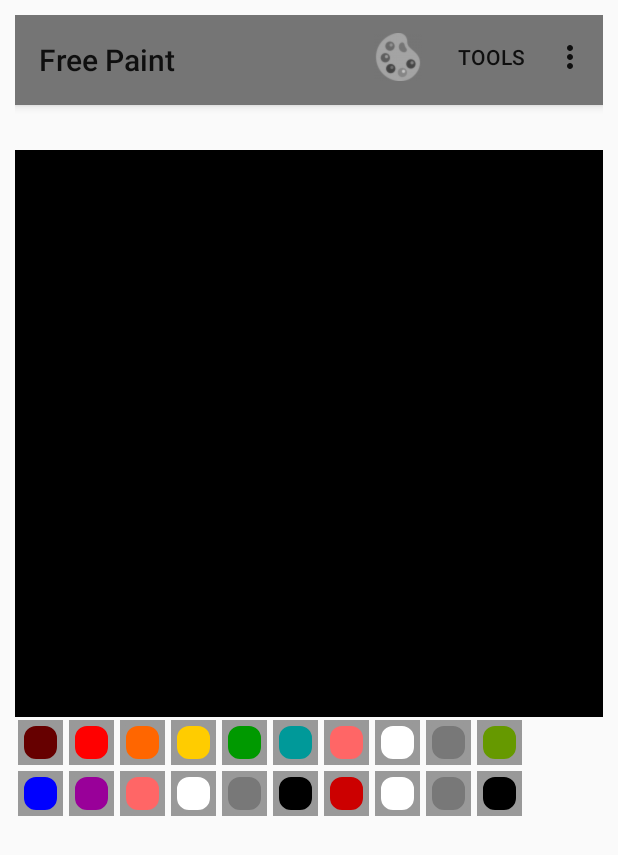
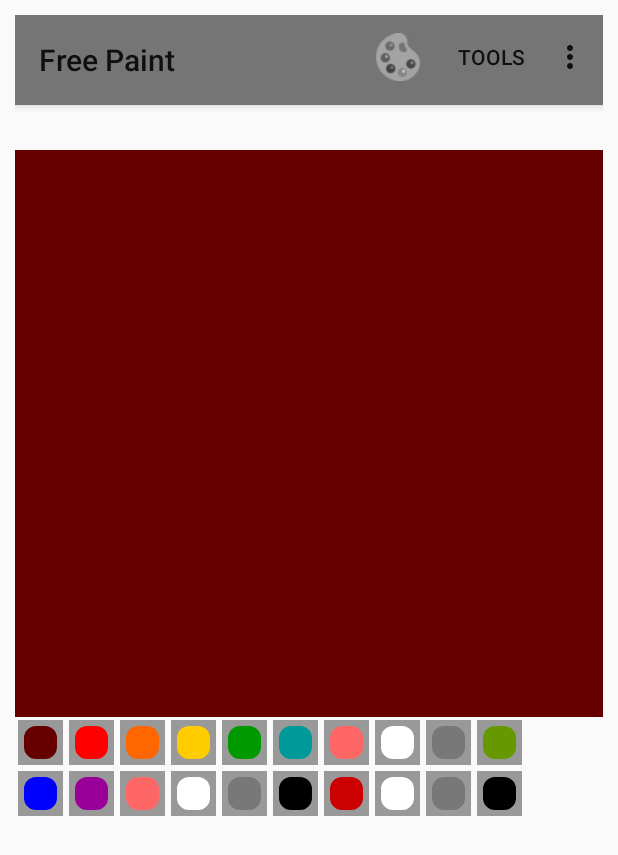
Before and after one commit to tbcrozier/Assignment3Paint, an Android app: the screen it shows after launch (PaintActivity), in the options menu, after a tap on "Bucket", on a phone screen of 412 x 824 dp. Shown: the top 855 px of the screen. Run offline under Robolectric (Android 15) with nearby library versions, the phone set to English and light mode, and no system bars.

Commit message:
color picker working need to make buttons bigger.

```diff
--- a/app/src/main/java/com/davidroach/assignment3paint/PaintActivity.java
+++ b/app/src/main/java/com/davidroach/assignment3paint/PaintActivity.java
@@ -5,6 +5,7 @@ import android.database.Cursor;
 import android.graphics.Bitmap;
 import android.graphics.BitmapFactory;
 import android.graphics.Canvas;
+import android.graphics.Color;
 import android.graphics.Paint;
 import android.graphics.drawable.Drawable;
 import android.net.Uri;
@@ -56,6 +57,7 @@ public class PaintActivity extends AppCompatActivity {
 
 
 
+
     @Override
     protected void onCreate(Bundle savedInstanceState) {
         super.onCreate(savedInstanceState);
@@ -94,8 +96,6 @@ public class PaintActivity extends AppCompatActivity {
 
 
 int l=1;
-
-            //customView.invalidate();
 
 
 
@@ -153,12 +153,17 @@ int l=1;
                 quit();
                 return true;
 
+
             default:
                 // If we got here, the user's action was not recognized.
                 // Invoke the superclass to handle it.
                 return super.onOptionsItemSelected(item);
 
         }
+
+    }
+
+    public void changeBrushColor(){
 
     }
 
@@ -183,4 +188,13 @@ int l=1;
         }
 
 
+    //called when one of the color pick buttons are clicked.
+    public void colorClick(View viewIn){
+        int  newColor = Color.parseColor(viewIn.getTag().toString());
+        customView.setCurrentColor(newColor);
+        Log.i("Color Tag:", Integer.toString(newColor));
+        Log.i("ColorClick","Active");
     }
+
+
+    }
--- a/app/src/main/res/layout/activity_paint.xml
+++ b/app/src/main/res/layout/activity_paint.xml
@@ -38,6 +38,8 @@
         android:orientation="horizontal" >
         <!-- Color Circle Palatte -->
         <ImageButton
+            android:onClick="colorClick"
+            android:id="@+id/c1"
             android:layout_width="@dimen/large_brush"
             android:layout_height="@dimen/large_brush"
             android:layout_margin="2dp"
@@ -47,6 +49,8 @@
             android:tag="#FF660000" />
 
         <ImageButton
+            android:onClick="colorClick"
+            android:id="@+id/c2"
             android:layout_width="@dimen/large_brush"
             android:layout_height="@dimen/large_brush"
             android:layout_margin="2dp"
@@ -56,6 +60,8 @@
             android:tag="#FFFF0000" />
 
         <ImageButton
+            android:onClick="colorClick"
+            android:id="@+id/c3"
             android:layout_width="@dimen/large_brush"
             android:layout_height="@dimen/large_brush"
             android:layout_margin="2dp"
@@ -65,6 +71,8 @@
             android:tag="#FFFF6600" />
 
         <ImageButton
+            android:onClick="colorClick"
+            android:id="@+id/c4"
             android:layout_width="@dimen/large_brush"
             android:layout_height="@dimen/large_brush"
             android:layout_margin="2dp"
@@ -74,6 +82,8 @@
             android:tag="#FFFFCC00" />
 
         <ImageButton
+            android:onClick="colorClick"
+            android:id="@+id/c5"
             android:layout_width="@dimen/large_brush"
             android:layout_height="@dimen/large_brush"
             android:layout_margin="2dp"
@@ -83,6 +93,8 @@
             android:tag="#FF009900" />
 
         <ImageButton
+            android:onClick="colorClick"
+            android:id="@+id/c6"
             android:layout_width="@dimen/large_brush"
             android:layout_height="@dimen/large_brush"
             android:layout_margin="2dp"
@@ -91,6 +103,8 @@
             android:src="@drawable/paint"
             android:tag="#FF009999" />
         <ImageButton
+            android:onClick="colorClick"
+            android:id="@+id/c21"
             android:layout_width="@dimen/large_brush"
             android:layout_height="@dimen/large_brush"
             android:layout_margin="2dp"
@@ -100,6 +114,8 @@
             android:tag="#FFFF6666" />
 
         <ImageButton
+            android:onClick="colorClick"
+            android:id="@+id/c7"
             android:layout_width="@dimen/large_brush"
             android:layout_height="@dimen/large_brush"
             android:layout_margin="2dp"
@@ -109,6 +125,8 @@
             android:tag="#FFFFFFFF" />
 
         <ImageButton
+            android:onClick="colorClick"
+            android:id="@+id/c8"
             android:layout_width="@dimen/large_brush"
             android:layout_height="@dimen/large_brush"
             android:layout_margin="2dp"
@@ -118,6 +136,8 @@
             android:tag="#FF787878" />
 
         <ImageButton
+            android:onClick="colorClick"
+            android:id="@+id/c9"
             android:layout_width="@dimen/large_brush"
             android:layout_height="@dimen/large_brush"
             android:layout_margin="2dp"
@@ -128,11 +148,14 @@
     </LinearLayout>
     <!-- Bottom Row -->
     <LinearLayout
+        android:id="@+id/c10"
         android:layout_width="wrap_content"
         android:layout_height="wrap_content"
         android:orientation="horizontal" >
         <!-- Color Circle Palatte -->
         <ImageButton
+            android:onClick="colorClick"
+            android:id="@+id/c11"
             android:layout_width="@dimen/large_brush"
             android:layout_height="@dimen/large_brush"
             android:layout_margin="2dp"
@@ -142,6 +165,8 @@
             android:tag="#FF0000FF" />
 
         <ImageButton
+            android:onClick="colorClick"
+            android:id="@+id/c12"
             android:layout_width="@dimen/large_brush"
             android:layout_height="@dimen/large_brush"
             android:layout_margin="2dp"
@@ -151,6 +176,8 @@
             android:tag="#FF990099" />
 
         <ImageButton
+            android:onClick="colorClick"
+            android:id="@+id/c13"
             android:layout_width="@dimen/large_brush"
             android:layout_height="@dimen/large_brush"
             android:layout_margin="2dp"
@@ -160,6 +187,8 @@
             android:tag="#FFFF6666" />
 
         <ImageButton
+            android:onClick="colorClick"
+            android:id="@+id/c14"
             android:layout_width="@dimen/large_brush"
             android:layout_height="@dimen/large_brush"
             android:layout_margin="2dp"
@@ -169,6 +198,8 @@
             android:tag="#FFFFFFFF" />
 
         <ImageButton
+            android:onClick="colorClick"
+            android:id="@+id/c15"
             android:layout_width="@dimen/large_brush"
             android:layout_height="@dimen/large_brush"
             android:layout_margin="2dp"
@@ -178,6 +209,8 @@
             android:tag="#FF787878" />
 
         <ImageButton
+            android:onClick="colorClick"
+            android:id="@+id/c16"
             android:layout_width="@dimen/large_brush"
             android:layout_height="@dimen/large_brush"
             android:layout_margin="2dp"
@@ -186,6 +219,8 @@
             android:src="@drawable/paint"
             android:tag="#FF000000" />
         <ImageButton
+            android:onClick="colorClick"
+            android:id="@+id/c17"
             android:layout_width="@dimen/large_brush"
             android:layout_height="@dimen/large_brush"
             android:layout_margin="2dp"
@@ -195,6 +230,8 @@
             android:tag="#FFCC0000" />
 
         <ImageButton
+            android:onClick="colorClick"
+            android:id="@+id/c18"
             android:layout_width="@dimen/large_brush"
             android:layout_height="@dimen/large_brush"
             android:layout_margin="2dp"
@@ -204,6 +241,8 @@
             android:tag="#FFFFFFFF" />
 
         <ImageButton
+            android:onClick="colorClick"
+            android:id="@+id/c19"
             android:layout_width="@dimen/large_brush"
             android:layout_height="@dimen/large_brush"
             android:layout_margin="2dp"
@@ -213,6 +252,8 @@
             android:tag="#FF787878" />
 
         <ImageButton
+            android:onClick="colorClick"
+            android:id="@+id/c20"
             android:layout_width="@dimen/large_brush"
             android:layout_height="@dimen/large_brush"
             android:layout_margin="2dp"
```
